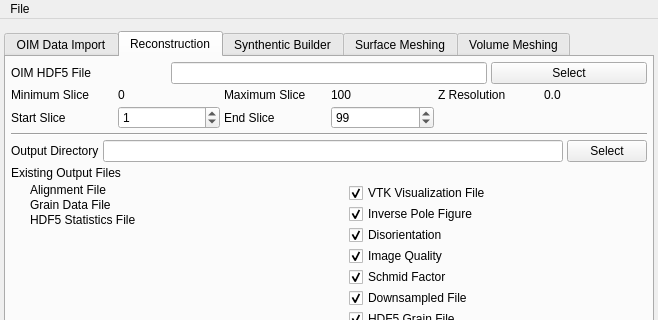
BlueQuartzSoftware/DREAM3D, file Source/AIM/GUI/UI_Files/RepresentationUI.ui: the form before one commit; both pictures show x 0 to 658 and y 0 to 320 of the 658 by 657 pixel window.
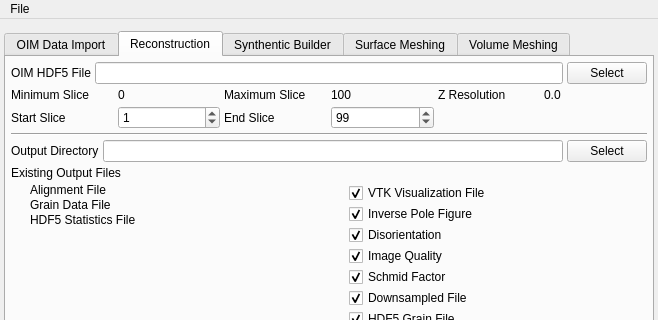
The form after the commit. The open tabs and pages were chosen to show the change. Icons and pictures are not drawn.

Commit message: Fixing missing features for saving all the various fields to a settings file on the reconstruction tab plus some other GUI cleanup code.

```diff
--- a/Source/AIM/GUI/UI_Files/RepresentationUI.ui
+++ b/Source/AIM/GUI/UI_Files/RepresentationUI.ui
@@ -236,17 +236,17 @@
         </property>
         <item>
          <layout class="QGridLayout" name="gridLayout_2">
-          <item row="1" column="0">
+          <item row="0" column="1">
            <widget class="QLabel" name="label">
             <property name="text">
              <string>OIM HDF5 File</string>
             </property>
            </widget>
           </item>
-          <item row="1" column="1" colspan="2">
+          <item row="0" column="2">
            <widget class="QLineEdit" name="rec_H5InputFile"/>
           </item>
-          <item row="1" column="3">
+          <item row="0" column="3">
            <widget class="QPushButton" name="rec_OIMH5Btn">
             <property name="text">
              <string>Select</string>
```
Left out of the diff: 6 changed lines with no effect on the pictures. The commit also changes 1 other file.
